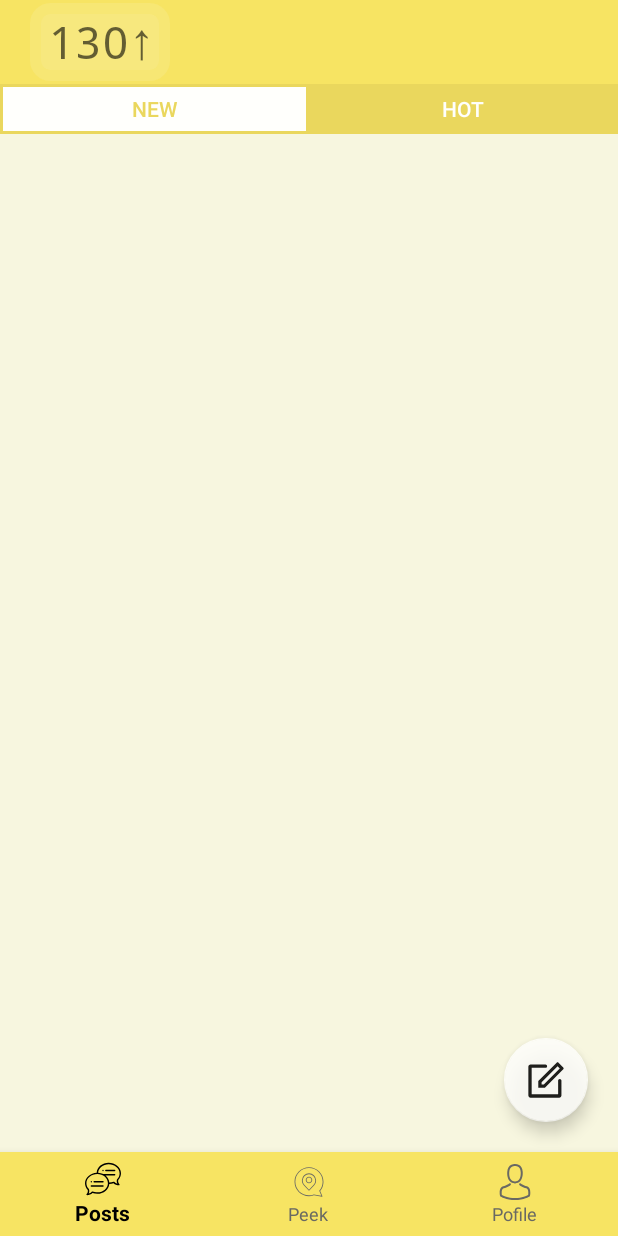
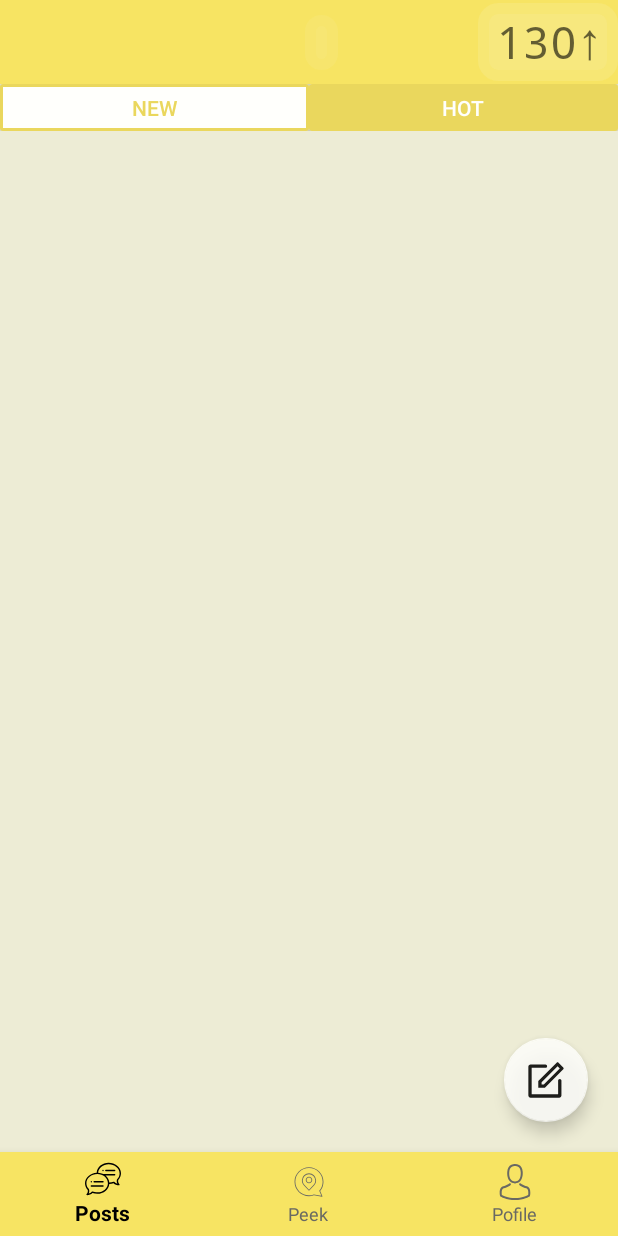
Before and after one commit to corykacal/Squash, an Android app: the screen it shows after launch (MainActivity), on a phone screen of 412 x 824 dp. Run offline under Robolectric (Android 15) with nearby library versions, the phone set to English and light mode, and no system bars; our stand-ins replace Firebase (no records; nobody signed in at launch, a user with empty details on screens opened directly), navigation-ui; libraries missing offline, so code that uses them is left out: com.firebase.ui.

Commit message:
made pretty

```diff
--- a/app/build.gradle
+++ b/app/build.gradle
@@ -29,7 +29,7 @@ android {
 dependencies {
     implementation fileTree(dir: 'libs', include: ['*.jar'])
     implementation"org.jetbrains.kotlin:kotlin-stdlib-jdk7:$kotlin_version"
-    implementation 'androidx.appcompat:appcompat:1.0.2'
+    implementation 'androidx.appcompat:appcompat:1.1.0'
     implementation 'androidx.core:core-ktx:1.0.2'
     implementation 'com.google.firebase:firebase-analytics:17.2.0'
     implementation 'androidx.constraintlayout:constraintlayout:1.1.3'
@@ -40,7 +40,6 @@ dependencies {
     implementation 'com.google.firebase:firebase-database:16.0.4'
     implementation fileTree(dir: 'libs', include: ['*.jar'])
     implementation"org.jetbrains.kotlin:kotlin-stdlib-jdk7:$kotlin_version"
-    implementation 'androidx.appcompat:appcompat:1.1.0'
     implementation 'androidx.core:core-ktx:1.1.0'
     implementation 'androidx.legacy:legacy-support-v4:1.0.0'
     implementation 'com.google.android.material:material:1.0.0'
@@ -79,7 +78,6 @@ dependencies {
 
     // Add dependency
     implementation 'com.crashlytics.sdk.android:crashlytics:2.10.1'
-
 }
 
 
--- a/app/src/main/java/com/example/squash/MainActivity.kt
+++ b/app/src/main/java/com/example/squash/MainActivity.kt
@@ -62,16 +62,16 @@ class MainActivity : AppCompatActivity() {
                 .beginTransaction()
                 // No back stack for home
                 .add(R.id.main_frame, replaceFrag, tag.toString())
-                // TRANSIT_FRAGMENT_FADE calls for the Fragment to fade away
-                .setTransition(FragmentTransaction.TRANSIT_FRAGMENT_FADE)
+                // TRANSIT_FRAGMENT_FADE calls for the Fragment to fade away. causes crash
+                //.setTransition(FragmentTransaction.TRANSIT_FRAGMENT_FADE)
                 .commit()
         } else {
             supportFragmentManager
                 .beginTransaction()
                 // No back stack for home
                 .replace(R.id.main_frame, replaceFrag, tag.toString())
-                // TRANSIT_FRAGMENT_FADE calls for the Fragment to fade away
-                .setTransition(FragmentTransaction.TRANSIT_FRAGMENT_FADE)
+                // TRANSIT_FRAGMENT_FADE calls for the Fragment to fade away. causes crash
+                //.setTransition(FragmentTransaction.TRANSIT_FRAGMENT_FADE)
                 .commit()
 
         }
--- a/app/src/main/java/com/example/squash/api/MainViewModel.kt
+++ b/app/src/main/java/com/example/squash/api/MainViewModel.kt
@@ -26,8 +26,6 @@ import java.util.*
 
 class MainViewModel : ViewModel() {
     private lateinit var db: FirebaseFirestore
-    private var auth: User? = null
-    private lateinit var storage: photoapi
     private var chat = MutableLiveData<List<Post>>()
     private var singlePost = MutableLiveData<Post>()
     private var chatListener : ListenerRegistration? = null
@@ -36,12 +34,14 @@ class MainViewModel : ViewModel() {
 
     companion object {
         private lateinit var postFetch: PostApi
+        private lateinit var auth: User
+        private lateinit var storage: photoapi
     }
 
-    fun init(auth: User, storage: photoapi) {
+    fun init(authy: User, storagey: photoapi) {
         db = FirebaseFirestore.getInstance()
-        this.auth = auth
-        this.storage = storage
+        auth = authy
+        storage = storagey
         postFetch = PostApi.create()
     }
 
@@ -82,7 +82,7 @@ class MainViewModel : ViewModel() {
     }
 
     fun getUUID(): String? {
-        return this.auth!!.getUid()
+        return auth!!.getUid()
     }
 
     fun observePosts(): LiveData<List<Post>> {
--- a/app/src/main/java/com/example/squash/bottomNavBar.kt
+++ b/app/src/main/java/com/example/squash/bottomNavBar.kt
@@ -28,6 +28,7 @@ class bottomNavBar @JvmOverloads constructor(
 
     override fun dispatchDraw(canvas: Canvas?) {
         super.dispatchDraw(canvas)
+
         this.setOnNavigationItemSelectedListener {
             val newSelectId = it.itemId
             val prevSelectId = this.selectedItemId
--- a/app/src/main/java/com/example/squash/posts/HomeFragment.kt
+++ b/app/src/main/java/com/example/squash/posts/HomeFragment.kt
@@ -238,7 +238,8 @@ class HomeFragment: Fragment() {
         savedInstanceState: Bundle?
     ): View? {
 
-        viewModel = MainActivity.viewModel
+        viewModel = ViewModelProviders.of(activity!!)[MainViewModel::class.java]
+
         val root = inflater.inflate(R.layout.fragment_home, container, false)
 
         initDownSwipeLayout(root)
@@ -252,6 +253,7 @@ class HomeFragment: Fragment() {
         initListButtons(root)
 
 
+        //refreshChat {  }
 
 
 
--- a/app/src/main/res/drawable/rounded_image.xml
+++ b/app/src/main/res/drawable/rounded_image.xml
@@ -1,7 +1,7 @@
 <shape xmlns:android="http://schemas.android.com/apk/res/android"
     android:shape="rectangle">
     <corners android:radius="8dp" />
-    <solid android:color="@color/gray" />
+    <solid android:color="@color/grey" />
 
     <stroke
         android:width="1dp"
--- a/app/src/main/res/layout/activity_new_post.xml
+++ b/app/src/main/res/layout/activity_new_post.xml
@@ -105,7 +105,7 @@
         <ImageView
             android:id="@+id/selectedImage"
             android:layout_width="match_parent"
-            android:layout_height="100dp"
+            android:layout_height="80dp"
             android:layout_marginEnd="20dp"
             android:layout_marginStart="20dp"
             android:cropToPadding="true"
--- a/app/src/main/res/layout/fragment_home.xml
+++ b/app/src/main/res/layout/fragment_home.xml
@@ -20,17 +20,40 @@
         app:theme="@style/ThemeOverlay.AppCompat.Dark.ActionBar"
         android:background="?attr/colorPrimary"
         app:layout_constraintTop_toTopOf="parent"
+        app:layout_constraintStart_toStartOf="parent"
+        app:layout_constraintEnd_toEndOf="parent"
+        android:orientation="horizontal"
         >
+
+        <androidx.constraintlayout.widget.ConstraintLayout
+            android:layout_width="match_parent"
+            android:layout_height="wrap_content"
+            >
+
+            <TextView
+                android:id="@+id/current_subject"
+                android:layout_width="wrap_content"
+                android:layout_height="wrap_content"
+                android:text=""
+                android:fontFamily="sans-serif-smallcaps"
+                android:textSize="26sp"
+                android:alpha="0.6"
+                android:background="@drawable/karma_outline"
+                android:textColor="@color/black"
+                app:layout_constraintStart_toStartOf="parent"
+                app:layout_constraintEnd_toEndOf="parent"
+                app:layout_constraintTop_toTopOf="parent"
+                app:layout_constraintBottom_toBottomOf="parent"
+                />
 
             <LinearLayout
                 android:layout_width="wrap_content"
                 android:layout_height="wrap_content"
+                android:orientation="horizontal"
                 android:background="@drawable/karma_outline"
+                app:layout_constraintEnd_toEndOf="parent"
                 app:layout_constraintTop_toTopOf="parent"
                 app:layout_constraintBottom_toBottomOf="parent"
-            app:layout_constraintStart_toStartOf="parent"
-            android:layout_marginStart="20dp"
-            android:textAlignment="center"
                 >
 
                 <TextView
@@ -47,6 +70,7 @@
                     />
 
                 <TextView
+                    android:id="@+id/arrow"
                     android:layout_width="wrap_content"
                     android:layout_height="wrap_content"
                     android:text="↑"
@@ -60,6 +84,8 @@
 
             </LinearLayout>
 
+        </androidx.constraintlayout.widget.ConstraintLayout>
+
     </androidx.appcompat.widget.Toolbar>
 
 
@@ -69,15 +95,23 @@
     <LinearLayout
         android:id="@+id/listButtons"
         android:layout_width="match_parent"
-        android:layout_height="33dp"
+        android:layout_height="31dp"
         android:orientation="horizontal"
         android:weightSum="1"
+        android:clipToPadding="false"
         app:layout_constraintTop_toBottomOf="@id/toolbar"
+        >
+
+        <androidx.cardview.widget.CardView
+            xmlns:card_view="http://schemas.android.com/apk/res-auto"
+            android:layout_width="match_parent"
+            android:layout_height="match_parent"
+            android:layout_weight="0.5"
+            card_view:cardElevation="5dp"
             >
 
             <Button
                 android:id="@+id/newButton"
-            android:layout_weight="0.5"
                 android:layout_width="match_parent"
                 android:layout_height="match_parent"
                 android:background="@drawable/selected_button"
@@ -86,9 +120,18 @@
                 android:text="new"
                 />
 
+        </androidx.cardview.widget.CardView>
+
+        <androidx.cardview.widget.CardView
+            xmlns:card_view="http://schemas.android.com/apk/res-auto"
+            android:layout_width="match_parent"
+            android:layout_height="match_parent"
+            android:layout_weight="0.5"
+            card_view:cardElevation="5dp"
+            >
+
             <Button
                 android:id="@+id/hotButton"
-            android:layout_weight="0.5"
                 android:layout_width="match_parent"
                 android:layout_height="match_parent"
                 android:background="@drawable/unselected_button"
@@ -96,6 +139,8 @@
                 android:textColor="?attr/colorAccent"
                 android:text="hot"
                 />
+
+        </androidx.cardview.widget.CardView>
 
     </LinearLayout>
 
@@ -114,6 +159,7 @@
             android:id="@+id/searchResults"
             android:clipToPadding="false"
             android:paddingBottom="150dp"
+            android:paddingTop="4dp"
             android:layout_width="wrap_content"
             android:layout_height="match_parent"
             />
--- a/app/src/main/res/layout/post_fragment.xml
+++ b/app/src/main/res/layout/post_fragment.xml
@@ -16,6 +16,7 @@
         android:layout_width="match_parent"
         android:layout_height="wrap_content"
         android:background="?attr/colorPrimary"
+        android:elevation="5dp"
         app:layout_constraintTop_toTopOf="parent"
         >
     </androidx.appcompat.widget.Toolbar>
@@ -47,15 +48,14 @@
     <androidx.cardview.widget.CardView
         android:id="@+id/mainPost"
         xmlns:android="http://schemas.android.com/apk/res/android"
+        xmlns:card_view="http://schemas.android.com/apk/res-auto"
         android:layout_width="match_parent"
         android:layout_height="wrap_content"
         android:focusable="true"
         android:clickable="true"
-        android:layout_marginTop="3dp"
         android:layout_marginBottom="20dp"
-        android:layout_marginStart="3dp"
-        android:layout_marginEnd="3dp"
         app:layout_constraintTop_toTopOf="parent"
+        card_view:cardCornerRadius="0dp"
         >
 
         <androidx.constraintlayout.widget.ConstraintLayout
```
Also changed, not shown: app/src/main/java/com/example/squash/posts/PostListAdapter.kt (+13 -19 lines), app/src/main/res/layout/row_comment.xml (+12 -4 lines), app/src/main/res/layout/row_post.xml (+26 -24 lines), app/src/main/res/values/colors.xml (+16 -16 lines), 2 other files. Lines whose indentation alone changed are shown as unchanged.
